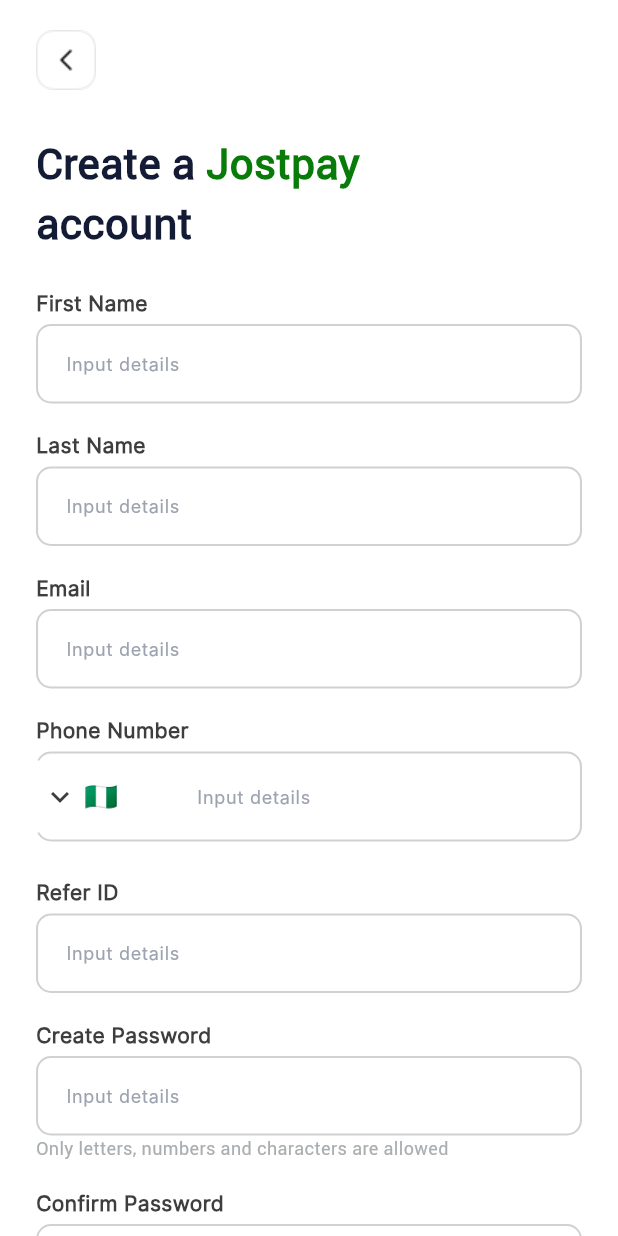
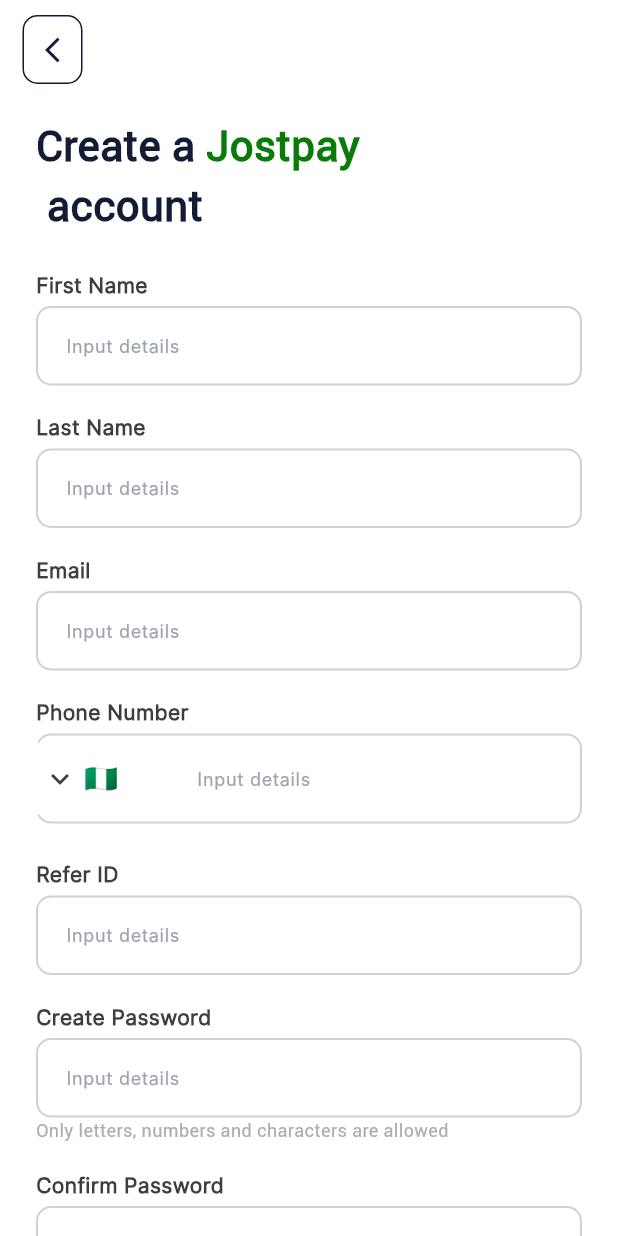
Before and after one commit to Nizetech/quickbill, a Flutter app: the screen it shows after launch, after a tap on "Sign up", on a phone screen of 412 x 824 dp. Run offline on Flutter 3.47's test engine with Material 3 defaults, Android fonts, the phone set to English and light mode, and no system bars; drawn by our look-alikes of intl_phone_field; our stand-ins replace animated_custom_dropdown, another_flushbar, cached_network_image, carousel_slider, connectivity_plus, dio and 19 more; missing offline and left inert: bip32, bip39, clipboard, custom_pin_screen, declarative_refresh_indicator, eth_sig_util and 6 more; accounts and stored records are empty; Roboto replaces fonts that are missing (Inter, SF Pro Rounded); project files that could hold a hidden picture were left out.

Commit message:
done with authentication

```diff
--- a/lib/Provider/theme_provider.dart
+++ b/lib/Provider/theme_provider.dart
@@ -1,4 +1,5 @@
 import 'package:flutter/material.dart';
+import 'package:flutter/services.dart';
 import 'package:jost_pay_wallet/Values/MyColor.dart';
 
 class ThemeProvider extends ChangeNotifier {
@@ -45,10 +46,13 @@ class ThemeProvider extends ChangeNotifier {
           onTertiary: MyColor.darkColor,
         ),
         // brightness: Brightness.light,
+
         primarySwatch: kPrimaryColor,
         scaffoldBackgroundColor: MyColor.mainWhiteColor,
         appBarTheme: const AppBarTheme(
+          surfaceTintColor: Colors.white,
           backgroundColor: MyColor.backgroundColor,
+          systemOverlayStyle: SystemUiOverlayStyle.dark,
           elevation: 0,
         ),
       );
--- a/lib/Ui/Authentication/LoginScreen.dart
+++ b/lib/Ui/Authentication/LoginScreen.dart
@@ -433,6 +433,7 @@ class _LoginScreenState extends State<LoginScreen> {
                                   color: MyColor.mainWhiteColor,
                                 ))),
                   ),
+
                   Visibility(
                       visible: errorText.isNotEmpty,
                       child: Padding(
--- a/lib/Ui/Authentication/PinScreen.dart
+++ b/lib/Ui/Authentication/PinScreen.dart
@@ -96,7 +96,7 @@ class _PinScreenState extends State<PinScreen> {
     accountProvider = Provider.of<AccountProvider>(context, listen: true);
     tokenProvider = Provider.of<TokenProvider>(context, listen: true);
     dashProvider = Provider.of<DashboardProvider>(context, listen: true);
-    var height = MediaQuery.of(context).size.height;
+    // var height = MediaQuery.of(context).size.height;
     return Scaffold(
       body: Column(
         mainAxisAlignment: MainAxisAlignment.spaceBetween,
--- a/lib/Ui/Authentication/SignUpScreen.dart
+++ b/lib/Ui/Authentication/SignUpScreen.dart
@@ -1,11 +1,7 @@
-import 'dart:async';
 import 'package:flutter_screenutil/flutter_screenutil.dart';
 import 'package:intl_phone_field/intl_phone_field.dart';
-import 'package:jost_pay_wallet/Provider/Account_Provider.dart';
 import 'package:jost_pay_wallet/Provider/Auth_provider.dart';
-import 'package:jost_pay_wallet/Ui/Authentication/OtpScreen.dart';
 import 'package:jost_pay_wallet/Ui/Authentication/SignInScreen.dart';
-import 'package:jost_pay_wallet/Values/NewColor.dart';
 import 'package:jost_pay_wallet/Values/NewStyle.dart';
 import 'package:flutter/material.dart';
 import 'package:jost_pay_wallet/Values/MyColor.dart';
@@ -14,7 +10,6 @@ import 'package:jost_pay_wallet/common/button.dart';
 import 'package:jost_pay_wallet/utils/toast.dart';
 import 'package:local_auth/local_auth.dart';
 import 'package:provider/provider.dart';
-import 'package:shared_preferences/shared_preferences.dart';
 // import 'package:csc_picker/csc_picker.dart';
 
 class SignUpScreen extends StatefulWidget {
@@ -42,13 +37,13 @@ class _SignUpScreenState extends State<SignUpScreen> {
   final _lastName = TextEditingController();
   final _firstName = TextEditingController();
   final _phoneNumberController = TextEditingController();
-  final String _response = '';
+  // final String _response = '';
   String selectedCountry = 'NG';
 
-  static Future<void> saveToken(String token) async {
-    final prefs = await SharedPreferences.getInstance();
-    await prefs.setString("token", token);
-  }
+  // static Future<void> saveToken(String token) async {
+  //   final prefs = await SharedPreferences.getInstance();
+  //   await prefs.setString("token", token);
+  // }
 
   void _validateForm(AuthProvider model) async {
     if (_formKey.currentState?.validate() ?? false) {
@@ -57,12 +52,12 @@ class _SignUpScreenState extends State<SignUpScreen> {
         return;
       } else {
         model.createAccount({
-          "email": _emailController.text,
-          "password": _passwordController.text,
-          "first_name": _firstName.text,
-          "last_name": _lastName.text,
+          "email": _emailController.text.trim(),
+          "password": _passwordController.text.trim(),
+          "first_name": _firstName.text.trim(),
+          "last_name": _lastName.text.trim(),
           'country': selectedCountry,
-          "phone": _phoneNumberController.text,
+          "phone": _phoneNumberController.text.trim(),
         });
       }
 
@@ -80,8 +75,34 @@ class _SignUpScreenState extends State<SignUpScreen> {
     final model = context.watch<AuthProvider>();
     return Scaffold(
       backgroundColor: Colors.white,
-      body: SafeArea(
-        child: Consumer<AuthProvider>(builder: (context, ctr, _) {
+      appBar: AppBar(
+        leading: Padding(
+          padding: const EdgeInsets.fromLTRB(15, 10, 1, 0),
+          child: InkWell(
+              onTap: () {
+                Navigator.pushReplacement(
+                    context,
+                    MaterialPageRoute(
+                        builder: (context) => const SignInScreen()));
+              },
+              child: Container(
+                padding: EdgeInsets.all(5),
+                decoration: BoxDecoration(
+                  color: Colors.transparent,
+                  border: Border.all(color: MyColor.blackColor, width: 1),
+                  borderRadius: BorderRadius.circular(10),
+                ),
+                child: const Icon(
+                  Icons.arrow_back_ios_new,
+                  color: MyColor.blackColor,
+                  size: 20,
+                ),
+              )),
+        ),
+        backgroundColor: Colors.transparent,
+        elevation: 0,
+      ),
+      body: Consumer<AuthProvider>(builder: (context, ctr, _) {
         return SingleChildScrollView(
           child: Padding(
             padding: const EdgeInsets.symmetric(horizontal: 24),
@@ -95,45 +116,23 @@ class _SignUpScreenState extends State<SignUpScreen> {
                     crossAxisAlignment: CrossAxisAlignment.start,
                     children: [
                       const SizedBox(height: 20),
-                        InkWell(
-                            onTap: () {
-                              Navigator.pushReplacement(
-                                  context,
-                                  MaterialPageRoute(
-                                      builder: (context) =>
-                                          const SignInScreen()));
-                            },
-                            child: Image.asset(
-                              "assets/images/arrow_left.png",
-                              fit: BoxFit.cover,
-                            )),
-                        const SizedBox(height: 28),
-                        const SizedBox(
-                            width: 250,
-                            child: Column(
+
+                      const Text.rich(
+                        TextSpan(
+                          text: 'Create a ',
+                          style: MyStyle.tx28Black,
                           children: [
-                                Row(
-                                  children: [
-                                    Text(
-                                      'Create a ',
+                            TextSpan(
+                              text: 'Jostpay\n',
+                              style: MyStyle.tx28Green,
+                            ),
+                            TextSpan(
+                              text: ' account',
                               style: MyStyle.tx28Black,
-                                    ),
-                                    Text(
-                                      'Jostpay',
-                                      style: MyStyle.tx28Green,
                             ),
                           ],
                         ),
-                                Row(
-                                  children: [
-                                    Text(
-                                      'account',
-                                      style: MyStyle.tx28Black,
-                                    )
-                                  ],
-                                )
-                              ],
-                            )),
+                      ),
                       const SizedBox(height: 20),
                       Text(
                         'First Name',
@@ -360,7 +359,6 @@ class _SignUpScreenState extends State<SignUpScreen> {
                     isLoading: model.isLoading,
                     onTap: () => _validateForm(model)),
                 Column(children: [
-
                   const SizedBox(height: 17),
                   if (!model.isLoading)
                     Container(
@@ -375,8 +373,7 @@ class _SignUpScreenState extends State<SignUpScreen> {
                           onPressed: () => Navigator.pushReplacement(
                               context,
                               MaterialPageRoute(
-                                    builder: (context) =>
-                                        const SignInScreen())),
+                                  builder: (context) => const SignInScreen())),
                           child: Row(
                             children: [
                               Image.asset('assets/images/signin-icon.png'),
@@ -402,7 +399,6 @@ class _SignUpScreenState extends State<SignUpScreen> {
         );
       }
       ),
-      ),
     );
   }
 }
--- a/lib/common/button.dart
+++ b/lib/common/button.dart
@@ -35,7 +35,7 @@ class CustomButton extends StatelessWidget {
                   color: MyColor.mainWhiteColor,
                 ))
             : Text(
-                "Sign Up",
+                text,
                 style: NewStyle.btnTx16SplashBlue
                     .copyWith(color: NewColor.mainWhiteColor),
               ),
--- a/lib/common/cancel_loading.dart
+++ b/lib/common/cancel_loading.dart
@@ -10,7 +10,9 @@ class CancelLoading {
   final auth = Provider.of<AuthProvider>(Get.context!, listen: false);
 
   cancelLoading() {
+    if (Get.isDialogOpen!) {
     hideLoader();
+    }
     accountProvider.setLoading(false);
     auth.setLoading(false);
   }
--- a/lib/main.dart
+++ b/lib/main.dart
@@ -1,4 +1,5 @@
 import 'dart:async';
+import 'dart:developer';
 
 import 'package:flutter/foundation.dart';
 import 'package:flutter/material.dart';
@@ -9,6 +10,7 @@ import 'package:hive_flutter/hive_flutter.dart';
 import 'package:jost_pay_wallet/Provider/Auth_provider.dart';
 import 'package:jost_pay_wallet/Provider/theme_provider.dart';
 import 'package:jost_pay_wallet/Ui/Static/onboarding_screen.dart';
+import 'package:jost_pay_wallet/bottom_nav.dart';
 import 'package:jost_pay_wallet/constants/constants.dart';
 import 'package:provider/provider.dart';
 // import 'package:uni_links/uni_links.dart';
@@ -76,16 +78,27 @@ class _MyAppState extends State<MyApp> {
   @override
   void initState() {
     super.initState();
-
-    _handleInitialUri();
-    _handleIncomingLinks();
+    getToken();
+    // _handleInitialUri();
+    // _handleIncomingLinks();
   }
 
+  final box = Hive.box(kAppName);
 
+  String token = '';
+
+  FutureOr getToken() async {
+    WidgetsBinding.instance.addPostFrameCallback((_) async {
+      token = await box.get(kAccessToken);
+      print(token);
+      setState(() {});
+    });
+  }
 
   // This widget is the root of your application.
   @override
   Widget build(BuildContext context) {
+    log('My token is $token');
     return MultiProvider(
       providers: [
         ChangeNotifierProvider(create: (context) => DashboardProvider()),
@@ -110,7 +123,8 @@ class _MyAppState extends State<MyApp> {
             theme: themeProvider.lightTheme,
             darkTheme: themeProvider.darkTheme,
             themeMode: themeProvider.themeMode,
-            home: const OnboardingScreen(),
+            home:
+                token.isNotEmpty ? const BottomNav() : const OnboardingScreen(),
           ),
         );
       }),
--- a/lib/utils/loader.dart
+++ b/lib/utils/loader.dart
@@ -25,7 +25,7 @@ void showLoader(
                 width: 65,
                 child: LoadingIndicator(
                   indicatorType: Indicator.ballClipRotate,
-                  colors: [MyColor.lightGreenColor],
+                  colors: [MyColor.greenColor.withOpacity(.7)],
                   strokeWidth: 5,
                   pathBackgroundColor:
                       //  showPathBackground ?
```
Also changed, not shown: lib/Provider/Auth_provider.dart (+121 -10 lines), lib/Ui/Authentication/OtpScreen.dart (+32 -17 lines), lib/Ui/Authentication/SignInScreen.dart (+32 -28 lines), lib/Ui/Authentication/change_password.dart (added, +162 -0 lines), lib/Ui/Authentication/forget_password.dart (added, +103 -0 lines), lib/Ui/Static/AccountSetting.dart (+8 -2 lines), lib/service/auth_repo.dart (+14 -6 lines), lib/utils/network_clients.dart (+8 -7 lines). Lines whose indentation alone changed are shown as unchanged.
